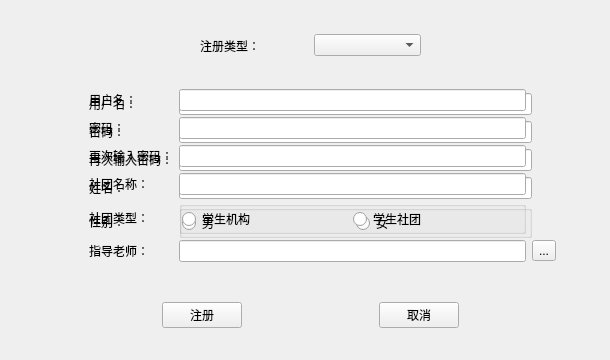
Above: registform.ui from LUYONGDING/SMS before the change. Below: the same form after it.
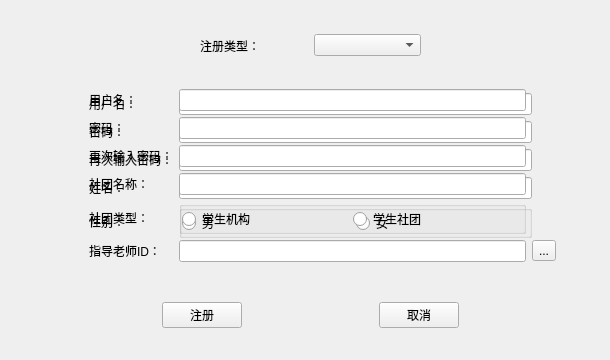
That is the form after the change.

```diff
--- a/registform.ui
+++ b/registform.ui
@@ -290,7 +290,7 @@
        <item row="6" column="1">
         <widget class="QLabel" name="label_groupTeacher">
          <property name="text">
-          <string>指导老师：</string>
+          <string>指导老师ID：</string>
          </property>
         </widget>
        </item>
```
